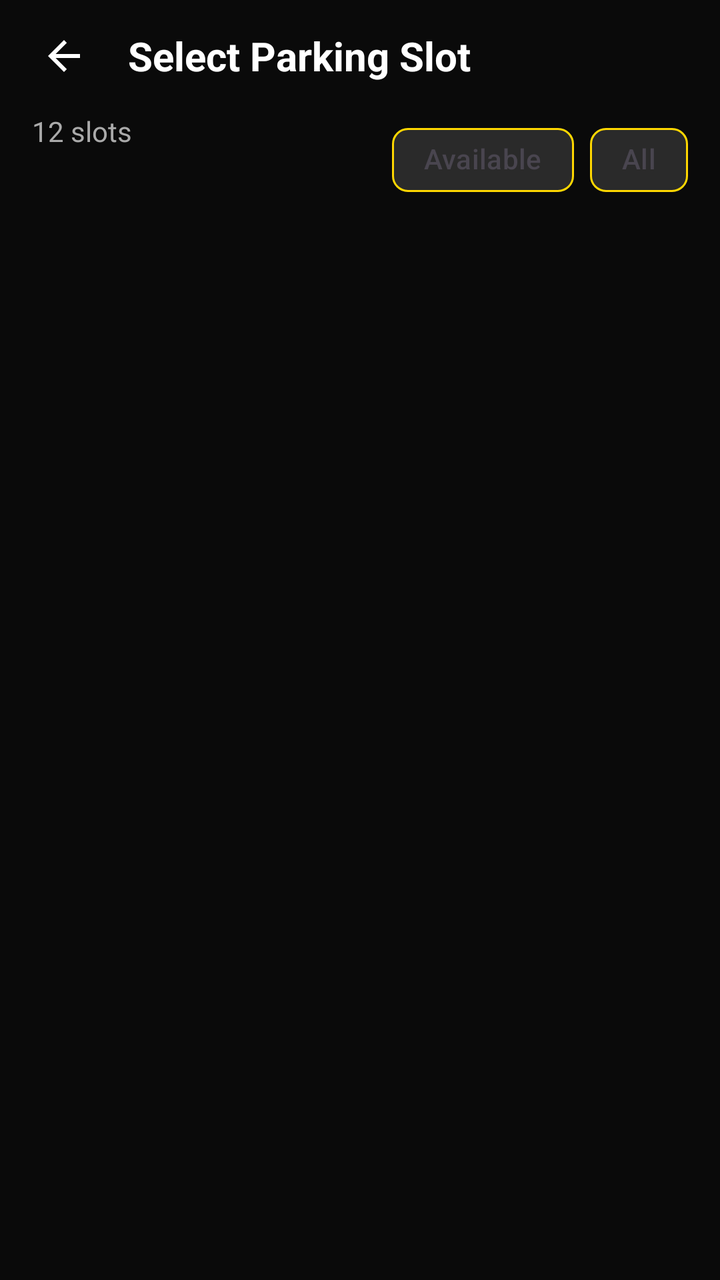
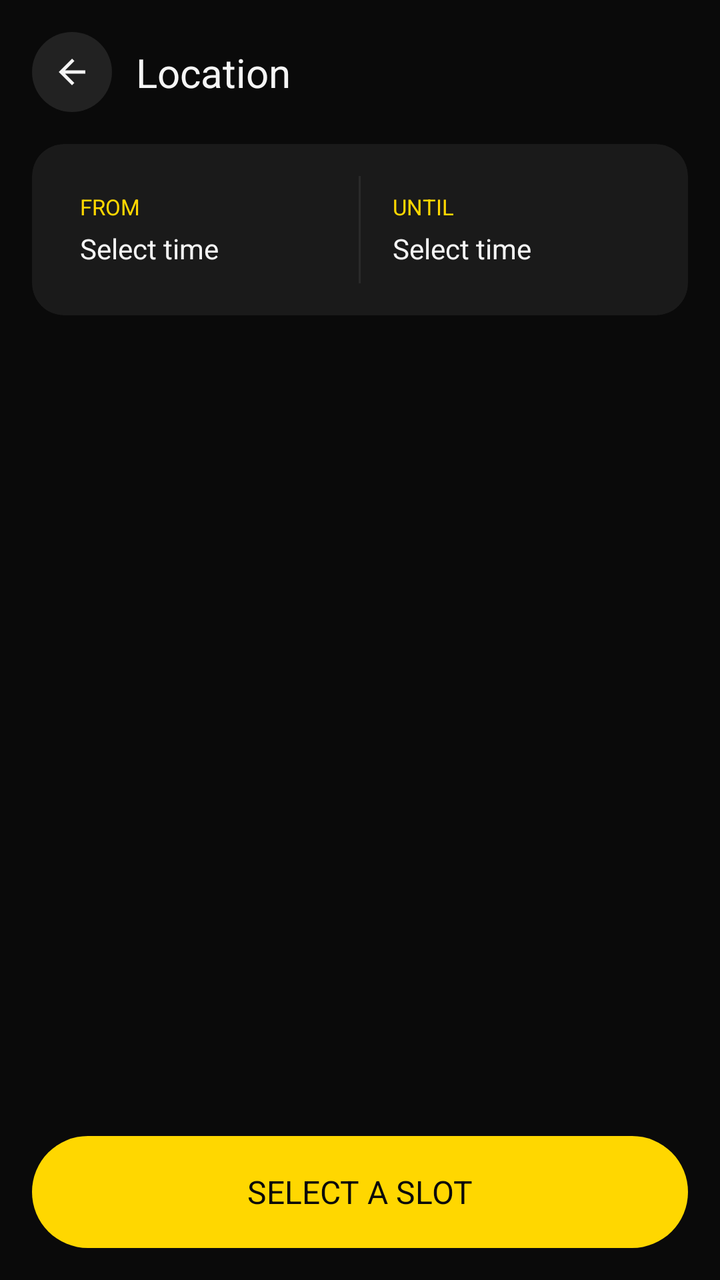

The first picture is an Android layout as it rendered before a commit; the second is the same layout after the commit. The layout source and the unified diff follow.
<!-- AndroidManifest.xml: application theme Theme.Slotify -->
<!-- res/layout/activity_slots.xml -->
<?xml version="1.0" encoding="utf-8"?>
<androidx.coordinatorlayout.widget.CoordinatorLayout
    xmlns:android="http://schemas.android.com/apk/res/android"
    xmlns:app="http://schemas.android.com/apk/res-auto"
    android:layout_width="match_parent"
    android:layout_height="match_parent"
    android:background="@color/background">

    <LinearLayout
        android:layout_width="match_parent"
        android:layout_height="match_parent"
        android:orientation="vertical">

        
        <LinearLayout
            android:layout_width="match_parent"
            android:layout_height="56dp"
            android:gravity="center_vertical"
            android:paddingHorizontal="8dp">

            <ImageButton
                android:id="@+id/btnBack"
                android:layout_width="48dp"
                android:layout_height="48dp"
                android:background="?attr/selectableItemBackgroundBorderless"
                android:src="@drawable/ic_back"
                app:tint="@color/text_primary" />

            <TextView
                android:layout_width="0dp"
                android:layout_height="wrap_content"
                android:layout_marginStart="8dp"
                android:layout_weight="1"
                android:text="Select Parking Slot"
                android:textColor="@color/text_primary"
                android:textSize="20sp"
                android:textStyle="bold" />
        </LinearLayout>

        
        <LinearLayout
            android:layout_width="match_parent"
            android:layout_height="wrap_content"
            android:orientation="horizontal"
            android:paddingHorizontal="16dp">

            <TextView
                android:id="@+id/tvSlotsCount"
                android:layout_width="0dp"
                android:layout_height="wrap_content"
                android:layout_weight="1"
                android:text="12 slots"
                android:textColor="@color/text_secondary"
                android:textSize="14sp" />

            <com.google.android.material.chip.ChipGroup
                android:layout_width="wrap_content"
                android:layout_height="wrap_content"
                app:singleSelection="true">

                <com.google.android.material.chip.Chip
                    android:id="@+id/chipAvailable"
                    style="@style/Widget.Material3.Chip.Filter"
                    android:layout_width="wrap_content"
                    android:layout_height="wrap_content"
                    android:text="Available"
                    app:chipBackgroundColor="@color/chip_background_color"
                    app:chipStrokeColor="@color/primary"
                    app:chipStrokeWidth="1dp" />

                <com.google.android.material.chip.Chip
                    android:id="@+id/chipAll"
                    style="@style/Widget.Material3.Chip.Filter"
                    android:layout_width="wrap_content"
                    android:layout_height="wrap_content"
                    android:text="All"
                    app:chipBackgroundColor="@color/chip_background_color"
                    app:chipStrokeColor="@color/primary"
                    app:chipStrokeWidth="1dp" />
            </com.google.android.material.chip.ChipGroup>
        </LinearLayout>

        <ProgressBar
            android:id="@+id/progressBar"
            android:layout_width="wrap_content"
            android:layout_height="wrap_content"
            android:layout_gravity="center"
            android:layout_marginTop="32dp"
            android:indeterminateTint="@color/primary"
            android:visibility="gone" />

        <androidx.recyclerview.widget.RecyclerView
            android:id="@+id/rvSlots"
            android:layout_width="match_parent"
            android:layout_height="0dp"
            android:layout_weight="1"
            android:clipToPadding="false"
            android:padding="16dp" />
    </LinearLayout>

    
    <LinearLayout
        android:id="@+id/bottomSheet"
        android:layout_width="match_parent"
        android:layout_height="wrap_content"
        android:layout_gravity="bottom"
        android:background="@drawable/bg_bottom_sheet"
        android:orientation="vertical"
        android:padding="24dp"
        android:visibility="gone">

        <LinearLayout
            android:layout_width="match_parent"
            android:layout_height="wrap_content"
            android:orientation="horizontal">

            <TextView
                android:layout_width="0dp"
                android:layout_height="wrap_content"
                android:layout_weight="1"
                android:text="Selected Slot"
                android:textColor="@color/text_secondary"
                android:textSize="14sp" />

            <ImageButton
                android:id="@+id/btnCloseSheet"
                android:layout_width="32dp"
                android:layout_height="32dp"
                android:background="?attr/selectableItemBackgroundBorderless"
                android:src="@drawable/ic_close"
                app:tint="@color/text_secondary" />
        </LinearLayout>

        <LinearLayout
            android:layout_width="match_parent"
            android:layout_height="wrap_content"
            android:layout_marginTop="16dp"
            android:gravity="center_vertical"
            android:orientation="horizontal">

            <TextView
                android:id="@+id/tvSheetSlotNumber"
                android:layout_width="wrap_content"
                android:layout_height="wrap_content"
                android:text="A-01"
                android:textColor="@color/primary"
                android:textSize="32sp"
                android:textStyle="bold" />

            <View
                android:layout_width="0dp"
                android:layout_height="0dp"
                android:layout_weight="1" />

            <LinearLayout
                android:layout_width="wrap_content"
                android:layout_height="wrap_content"
                android:orientation="vertical">

                <TextView
                    android:id="@+id/tvSheetLevel"
                    android:layout_width="wrap_content"
                    android:layout_height="wrap_content"
                    android:text="Level A"
                    android:textColor="@color/text_secondary"
                    android:textSize="14sp" />

                <TextView
                    android:id="@+id/tvSheetType"
                    android:layout_width="wrap_content"
                    android:layout_height="wrap_content"
                    android:text="STANDARD"
                    android:textColor="@color/text_primary"
                    android:textSize="14sp" />
            </LinearLayout>
        </LinearLayout>

        <LinearLayout
            android:layout_width="match_parent"
            android:layout_height="wrap_content"
            android:layout_marginTop="16dp"
            android:gravity="center_vertical"
            android:orientation="horizontal">

            <TextView
                android:id="@+id/tvSheetPrice"
                android:layout_width="wrap_content"
                android:layout_height="wrap_content"
                android:text="₹60/hr"
                android:textColor="@color/text_primary"
                android:textSize="18sp"
                android:textStyle="bold" />

            <View
                android:layout_width="0dp"
                android:layout_height="0dp"
                android:layout_weight="1" />

            <Button
                android:id="@+id/btnBookNow"
                android:layout_width="wrap_content"
                android:layout_height="48dp"
                android:background="@drawable/bg_button_primary"
                android:paddingHorizontal="32dp"
                android:text="Book Now"
                android:textAllCaps="false"
                android:textColor="@color/background"
                android:textSize="14sp"
                android:textStyle="bold" />
        </LinearLayout>
    </LinearLayout>

</androidx.coordinatorlayout.widget.CoordinatorLayout>
<!-- resources referenced by this layout -->
<resources>
  <color name="background">#0A0A0A</color>
  <color name="chip_background_color">@color/chip_background</color>
  <color name="primary">#FFD700</color>
  <color name="text_primary">#FFFFFF</color>
  <color name="text_secondary">#AAAAAA</color>
  <!-- drawable bg_bottom_sheet (drawable) -->
  <?xml version="1.0" encoding="utf-8"?>
  <shape xmlns:android="http://schemas.android.com/apk/res/android"
      android:shape="rectangle">
      <solid android:color="@color/surface" />
      <corners
          android:topLeftRadius="24dp"
          android:topRightRadius="24dp" />
  </shape>
  <!-- drawable bg_button_primary (drawable) -->
  <?xml version="1.0" encoding="utf-8"?>
  <shape xmlns:android="http://schemas.android.com/apk/res/android"
      android:shape="rectangle">
      <solid android:color="@color/primary" />
      <corners android:radius="12dp" />
  </shape>
  <!-- drawable ic_back (drawable) -->
  <vector xmlns:android="http://schemas.android.com/apk/res/android"
      android:width="24dp"
      android:height="24dp"
      android:viewportWidth="24"
      android:viewportHeight="24">
      <path
          android:fillColor="#FFFFFF"
          android:pathData="M20,11H7.83l5.59,-5.59L12,4l-8,8 8,8 1.41,-1.41L7.83,13H20v-2z"/>
  </vector>
  <!-- drawable ic_close (drawable) -->
  <vector xmlns:android="http://schemas.android.com/apk/res/android"
      android:width="24dp"
      android:height="24dp"
      android:viewportWidth="24"
      android:viewportHeight="24">
      <path
          android:fillColor="#FFFFFF"
          android:pathData="M19,6.41L17.59,5 12,10.59 6.41,5 5,6.41 10.59,12 5,17.59 6.41,19 12,13.41 17.59,19 19,17.59 13.41,12z"/>
  </vector>
  <style name="Theme.Slotify" parent="Theme.Material3.DayNight.NoActionBar">
          
          <item name="colorPrimary">@color/primary</item>
          <item name="colorPrimaryVariant">@color/primary_dark</item>
          <item name="colorOnPrimary">@color/background</item>
  
          
          <item name="colorSecondary">@color/primary</item>
          <item name="colorSecondaryVariant">@color/primary_dark</item>
          <item name="colorOnSecondary">@color/background</item>
  
          
          <item name="android:colorBackground">@color/background</item>
          <item name="colorSurface">@color/surface</item>
          <item name="colorOnSurface">@color/text_primary</item>
  
          
          <item name="android:statusBarColor">@color/background</item>
          <item name="android:navigationBarColor">@color/background</item>
          <item name="android:windowLightStatusBar">false</item>
  
          
          <item name="colorError">@color/error</item>
          <item name="colorOnError">@color/white</item>
      </style>
  <color name="chip_background">#2A2A2A</color>
  <color name="surface">#1A1A1A</color>
  <color name="primary_dark">#E6C200</color>
  <color name="error">#F44336</color>
  <color name="white">#FFFFFF</color>
</resources>

<!-- the commit's change to res/layout/activity_slots.xml (unified diff, before → after) -->
@@ -1,213 +1,180 @@
 <?xml version="1.0" encoding="utf-8"?>
-<androidx.coordinatorlayout.widget.CoordinatorLayout
+<androidx.constraintlayout.widget.ConstraintLayout
     xmlns:android="http://schemas.android.com/apk/res/android"
     xmlns:app="http://schemas.android.com/apk/res-auto"
     android:layout_width="match_parent"
     android:layout_height="match_parent"
-    android:background="@color/background">
+    android:background="@color/black_primary">
 
-    <LinearLayout
-        android:layout_width="match_parent"
-        android:layout_height="match_parent"
-        android:orientation="vertical">
+    
+    <ImageView
+        android:id="@+id/ivBack"
+        android:layout_width="40dp"
+        android:layout_height="40dp"
+        android:layout_marginStart="16dp"
+        android:layout_marginTop="16dp"
+        android:background="@drawable/bg_icon_circle"
+        android:padding="10dp"
+        android:src="@drawable/ic_back"
+        app:tint="@color/text_primary"
+        android:contentDescription="Back"
+        app:layout_constraintStart_toStartOf="parent"
+        app:layout_constraintTop_toTopOf="parent"/>
 
-        
-        <LinearLayout
-            android:layout_width="match_parent"
-            android:layout_height="56dp"
-            android:gravity="center_vertical"
-            android:paddingHorizontal="8dp">
+    
+    <TextView
+        android:id="@+id/tvLocationName"
+        android:layout_width="0dp"
+        android:layout_height="wrap_content"
+        android:layout_marginStart="12dp"
+        android:layout_marginEnd="16dp"
+        android:text="Location"
+        android:textColor="@color/text_primary"
+        android:textSize="20sp"
+        android:fontFamily="sans-serif-bold"
+        android:maxLines="1"
+        android:ellipsize="end"
+        app:layout_constraintStart_toEndOf="@id/ivBack"
+        app:layout_constraintEnd_toEndOf="parent"
+        app:layout_constraintTop_toTopOf="@id/ivBack"
+        app:layout_constraintBottom_toBottomOf="@id/ivBack"/>
 
-            <ImageButton
-                android:id="@+id/btnBack"
-                android:layout_width="48dp"
-                android:layout_height="48dp"
-                android:background="?attr/selectableItemBackgroundBorderless"
-                android:src="@drawable/ic_back"
-                app:tint="@color/text_primary" />
+    
+    <androidx.cardview.widget.CardView
+        android:id="@+id/cardTimeSelector"
+        android:layout_width="0dp"
+        android:layout_height="wrap_content"
+        android:layout_margin="16dp"
+        app:cardBackgroundColor="@color/surface_card"
+        app:cardCornerRadius="16dp"
+        app:cardElevation="0dp"
+        app:layout_constraintTop_toBottomOf="@id/ivBack"
+        app:layout_constraintStart_toStartOf="parent"
+        app:layout_constraintEnd_toEndOf="parent">
 
-            <TextView
-                android:layout_width="0dp"
-                android:layout_height="wrap_content"
-                android:layout_marginStart="8dp"
-                android:layout_weight="1"
-                android:text="Select Parking Slot"
-                android:textColor="@color/text_primary"
-                android:textSize="20sp"
-                android:textStyle="bold" />
-        </LinearLayout>
-
-        
         <LinearLayout
             android:layout_width="match_parent"
             android:layout_height="wrap_content"
             android:orientation="horizontal"
-            android:paddingHorizontal="16dp">
+            android:padding="16dp">
 
-            <TextView
-                android:id="@+id/tvSlotsCount"
+            
+            <LinearLayout
+                android:id="@+id/btnPickStart"
                 android:layout_width="0dp"
                 android:layout_height="wrap_content"
                 android:layout_weight="1"
-                android:text="12 slots"
-                android:textColor="@color/text_secondary"
-                android:textSize="14sp" />
+                android:orientation="vertical"
+                android:padding="8dp"
+                android:background="?attr/selectableItemBackground">
 
-            <com.google.android.material.chip.ChipGroup
-                android:layout_width="wrap_content"
-                android:layout_height="wrap_content"
-                app:singleSelection="true">
-
-                <com.google.android.material.chip.Chip
-                    android:id="@+id/chipAvailable"
-                    style="@style/Widget.Material3.Chip.Filter"
+                <TextView
                     android:layout_width="wrap_content"
                     android:layout_height="wrap_content"
-                    android:text="Available"
-                    app:chipBackgroundColor="@color/chip_background_color"
-                    app:chipStrokeColor="@color/primary"
-                    app:chipStrokeWidth="1dp" />
+                    android:text="FROM"
+                    android:textColor="@color/yellow_primary"
+                    android:textSize="11sp"
+                    android:fontFamily="sans-serif-bold"/>
 
-                <com.google.android.material.chip.Chip
-                    android:id="@+id/chipAll"
-                    style="@style/Widget.Material3.Chip.Filter"
+                <TextView
+                    android:id="@+id/tvStartTime"
                     android:layout_width="wrap_content"
                     android:layout_height="wrap_content"
-                    android:text="All"
-                    app:chipBackgroundColor="@color/chip_background_color"
-                    app:chipStrokeColor="@color/primary"
-                    app:chipStrokeWidth="1dp" />
-            </com.google.android.material.chip.ChipGroup>
-        </LinearLayout>
+                    android:layout_marginTop="4dp"
+                    android:text="Select time"
+                    android:textColor="@color/text_primary"
+                    android:textSize="14sp"/>
+            </LinearLayout>
 
-        <ProgressBar
-            android:id="@+id/progressBar"
-            android:layout_width="wrap_content"
-            android:layout_height="wrap_content"
-            android:layout_gravity="center"
-            android:layout_marginTop="32dp"
-            android:indeterminateTint="@color/primary"
-            android:visibility="gone" />
+            
+            <View
+                android:layout_width="1dp"
+                android:layout_height="match_parent"
+                android:background="@color/divider"/>
 
-        <androidx.recyclerview.widget.RecyclerView
-            android:id="@+id/rvSlots"
-            android:layout_width="match_parent"
-            android:layout_height="0dp"
-            android:layout_weight="1"
-            android:clipToPadding="false"
-            android:padding="16dp" />
-    </LinearLayout>
-
-    
-    <LinearLayout
-        android:id="@+id/bottomSheet"
-        android:layout_width="match_parent"
-        android:layout_height="wrap_content"
-        android:layout_gravity="bottom"
-        android:background="@drawable/bg_bottom_sheet"
-        android:orientation="vertical"
-        android:padding="24dp"
-        android:visibility="gone">
-
-        <LinearLayout
-            android:layout_width="match_parent"
-            android:layout_height="wrap_content"
-            android:orientation="horizontal">
-
-            <TextView
+            
+            <LinearLayout
+                android:id="@+id/btnPickEnd"
                 android:layout_width="0dp"
                 android:layout_height="wrap_content"
                 android:layout_weight="1"
-                android:text="Selected Slot"
-                android:textColor="@color/text_secondary"
-                android:textSize="14sp" />
-
-            <ImageButton
-                android:id="@+id/btnCloseSheet"
-                android:layout_width="32dp"
-                android:layout_height="32dp"
-                android:background="?attr/selectableItemBackgroundBorderless"
-                android:src="@drawable/ic_close"
-                app:tint="@color/text_secondary" />
-        </LinearLayout>
-
-        <LinearLayout
-            android:layout_width="match_parent"
-            android:layout_height="wrap_content"
-            android:layout_marginTop="16dp"
-            android:gravity="center_vertical"
-            android:orientation="horizontal">
-
-            <TextView
-                android:id="@+id/tvSheetSlotNumber"
-                android:layout_width="wrap_content"
-                android:layout_height="wrap_content"
-                android:text="A-01"
-                android:textColor="@color/primary"
-                android:textSize="32sp"
-                android:textStyle="bold" />
-
-            <View
-                android:layout_width="0dp"
-                android:layout_height="0dp"
-                android:layout_weight="1" />
-
-            <LinearLayout
-                android:layout_width="wrap_content"
-                android:layout_height="wrap_content"
-                android:orientation="vertical">
+                android:orientation="vertical"
+                android:padding="8dp"
+                android:paddingStart="16dp"
+                android:background="?attr/selectableItemBackground">
 
                 <TextView
-                    android:id="@+id/tvSheetLevel"
                     android:layout_width="wrap_content"
                     android:layout_height="wrap_content"
-                    android:text="Level A"
-                    android:textColor="@color/text_secondary"
-                    android:textSize="14sp" />
+                    android:text="UNTIL"
+                    android:textColor="@color/yellow_primary"
+                    android:textSize="11sp"
+                    android:fontFamily="sans-serif-bold"/>
 
                 <TextView
-                    android:id="@+id/tvSheetType"
+                    android:id="@+id/tvEndTime"
                     android:layout_width="wrap_content"
                     android:layout_height="wrap_content"
-                    android:text="STANDARD"
+                    android:layout_marginTop="4dp"
+                    android:text="Select time"
                     android:textColor="@color/text_primary"
-                    android:textSize="14sp" />
+                    android:textSize="14sp"/>
             </LinearLayout>
+
         </LinearLayout>
+    </androidx.cardview.widget.CardView>
 
-        <LinearLayout
-            android:layout_width="match_parent"
-            android:layout_height="wrap_content"
-            android:layout_marginTop="16dp"
-            android:gravity="center_vertical"
-            android:orientation="horizontal">
+    
+    <androidx.recyclerview.widget.RecyclerView
+        android:id="@+id/rvSlots"
+        android:layout_width="0dp"
+        android:layout_height="0dp"
+        android:padding="12dp"
+        android:clipToPadding="false"
+        app:layout_constraintTop_toBottomOf="@id/cardTimeSelector"
+        app:layout_constraintBottom_toTopOf="@id/btnProceed"
+        app:layout_constraintStart_toStartOf="parent"
+        app:layout_constraintEnd_toEndOf="parent"/>
 
-            <TextView
-                android:id="@+id/tvSheetPrice"
-                android:layout_width="wrap_content"
-                android:layout_height="wrap_content"
-                android:text="₹60/hr"
-                android:textColor="@color/text_primary"
-                android:textSize="18sp"
-                android:textStyle="bold" />
+    
+    <TextView
+        android:id="@+id/tvNoSlots"
+        android:layout_width="wrap_content"
+        android:layout_height="wrap_content"
+        android:text="No parking slots available"
+        android:textColor="@color/text_secondary"
+        android:visibility="gone"
+        app:layout_constraintTop_toBottomOf="@id/cardTimeSelector"
+        app:layout_constraintBottom_toTopOf="@id/btnProceed"
+        app:layout_constraintStart_toStartOf="parent"
+        app:layout_constraintEnd_toEndOf="parent"/>
 
-            <View
-                android:layout_width="0dp"
-                android:layout_height="0dp"
-                android:layout_weight="1" />
+    
+    <ProgressBar
+        android:id="@+id/progressBar"
+        android:layout_width="32dp"
+        android:layout_height="32dp"
+        android:visibility="gone"
+        android:indeterminateTint="@color/yellow_primary"
+        app:layout_constraintTop_toBottomOf="@id/cardTimeSelector"
+        app:layout_constraintBottom_toTopOf="@id/btnProceed"
+        app:layout_constraintStart_toStartOf="parent"
+        app:layout_constraintEnd_toEndOf="parent"/>
 
-            <Button
-                android:id="@+id/btnBookNow"
-                android:layout_width="wrap_content"
-                android:layout_height="48dp"
-                android:background="@drawable/bg_button_primary"
-                android:paddingHorizontal="32dp"
-                android:text="Book Now"
-                android:textAllCaps="false"
-                android:textColor="@color/background"
-                android:textSize="14sp"
-                android:textStyle="bold" />
-        </LinearLayout>
-    </LinearLayout>
+    
+    <Button
+        android:id="@+id/btnProceed"
+        android:layout_width="0dp"
+        android:layout_height="56dp"
+        android:layout_margin="16dp"
+        android:text="Select a Slot"
+        android:textColor="@color/black_primary"
+        android:textSize="16sp"
+        android:background="@drawable/bg_button_primary"
+        android:enabled="false"
+        android:fontFamily="sans-serif-bold"
+        app:layout_constraintBottom_toBottomOf="parent"
+        app:layout_constraintStart_toStartOf="parent"
+        app:layout_constraintEnd_toEndOf="parent"/>
 
-</androidx.coordinatorlayout.widget.CoordinatorLayout>
+</androidx.constraintlayout.widget.ConstraintLayout>
<!-- resource entries referenced after the edit -->
@@ -1,75 +1,62 @@
 <!-- resources referenced by this layout -->
 <resources>
-  <color name="background">#0A0A0A</color>
-  <color name="chip_background_color">@color/chip_background</color>
-  <color name="primary">#FFD700</color>
-  <color name="text_primary">#FFFFFF</color>
-  <color name="text_secondary">#AAAAAA</color>
-  <!-- drawable bg_bottom_sheet (drawable) -->
-  <?xml version="1.0" encoding="utf-8"?>
-  <shape xmlns:android="http://schemas.android.com/apk/res/android"
-      android:shape="rectangle">
-      <solid android:color="@color/surface" />
-      <corners
-          android:topLeftRadius="24dp"
-          android:topRightRadius="24dp" />
-  </shape>
+  <color name="black_primary">#0A0A0A</color>
+  <color name="divider">#2A2A2A</color>
+  <color name="surface_card">#1A1A1A</color>
+  <color name="text_primary">#F5F5F5</color>
+  <color name="text_secondary">#9E9E9E</color>
+  <color name="yellow_primary">#FFD700</color>
   <!-- drawable bg_button_primary (drawable) -->
   <?xml version="1.0" encoding="utf-8"?>
   <shape xmlns:android="http://schemas.android.com/apk/res/android"
       android:shape="rectangle">
-      <solid android:color="@color/primary" />
-      <corners android:radius="12dp" />
+  
+      <solid android:color="@color/yellow_primary"/>
+  
+      <corners android:radius="28dp"/>
+  
+  </shape>
+  <!-- drawable bg_icon_circle (drawable) -->
+  <?xml version="1.0" encoding="utf-8"?>
+  <shape xmlns:android="http://schemas.android.com/apk/res/android"
+      android:shape="oval">
+  
+      <solid android:color="@color/surface_elevated"/>
+  
+      <size
+          android:width="44dp"
+          android:height="44dp"/>
+  
   </shape>
   <!-- drawable ic_back (drawable) -->
+  <?xml version="1.0" encoding="utf-8"?>
   <vector xmlns:android="http://schemas.android.com/apk/res/android"
       android:width="24dp"
       android:height="24dp"
       android:viewportWidth="24"
       android:viewportHeight="24">
+  
       <path
           android:fillColor="#FFFFFF"
           android:pathData="M20,11H7.83l5.59,-5.59L12,4l-8,8 8,8 1.41,-1.41L7.83,13H20v-2z"/>
+  
   </vector>
-  <!-- drawable ic_close (drawable) -->
-  <vector xmlns:android="http://schemas.android.com/apk/res/android"
-      android:width="24dp"
-      android:height="24dp"
-      android:viewportWidth="24"
-      android:viewportHeight="24">
-      <path
-          android:fillColor="#FFFFFF"
-          android:pathData="M19,6.41L17.59,5 12,10.59 6.41,5 5,6.41 10.59,12 5,17.59 6.41,19 12,13.41 17.59,19 19,17.59 13.41,12z"/>
-  </vector>
-  <style name="Theme.Slotify" parent="Theme.Material3.DayNight.NoActionBar">
-          
-          <item name="colorPrimary">@color/primary</item>
-          <item name="colorPrimaryVariant">@color/primary_dark</item>
-          <item name="colorOnPrimary">@color/background</item>
+  <style name="Theme.Slotify" parent="Theme.MaterialComponents.DayNight.NoActionBar">
   
-          
-          <item name="colorSecondary">@color/primary</item>
-          <item name="colorSecondaryVariant">@color/primary_dark</item>
-          <item name="colorOnSecondary">@color/background</item>
+          <item name="colorPrimary">@color/yellow_primary</item>
+          <item name="colorPrimaryVariant">@color/yellow_dark</item>
+          <item name="colorOnPrimary">@color/black_primary</item>
   
-          
-          <item name="android:colorBackground">@color/background</item>
-          <item name="colorSurface">@color/surface</item>
-          <item name="colorOnSurface">@color/text_primary</item>
+          <item name="colorSecondary">@color/yellow_primary</item>
+          <item name="colorOnSecondary">@color/black_primary</item>
   
-          
-          <item name="android:statusBarColor">@color/background</item>
-          <item name="android:navigationBarColor">@color/background</item>
+          <item name="android:windowBackground">@color/black_primary</item>
+          <item name="android:statusBarColor">@color/black_primary</item>
+          <item name="android:navigationBarColor">@color/black_primary</item>
           <item name="android:windowLightStatusBar">false</item>
   
-          
-          <item name="colorError">@color/error</item>
-          <item name="colorOnError">@color/white</item>
       </style>
-  <color name="chip_background">#2A2A2A</color>
-  <color name="surface">#1A1A1A</color>
-  <color name="primary_dark">#E6C200</color>
-  <color name="error">#F44336</color>
-  <color name="white">#FFFFFF</color>
+  <color name="surface_elevated">#222222</color>
+  <color name="yellow_dark">#E5C100</color>
 </resources>
 
